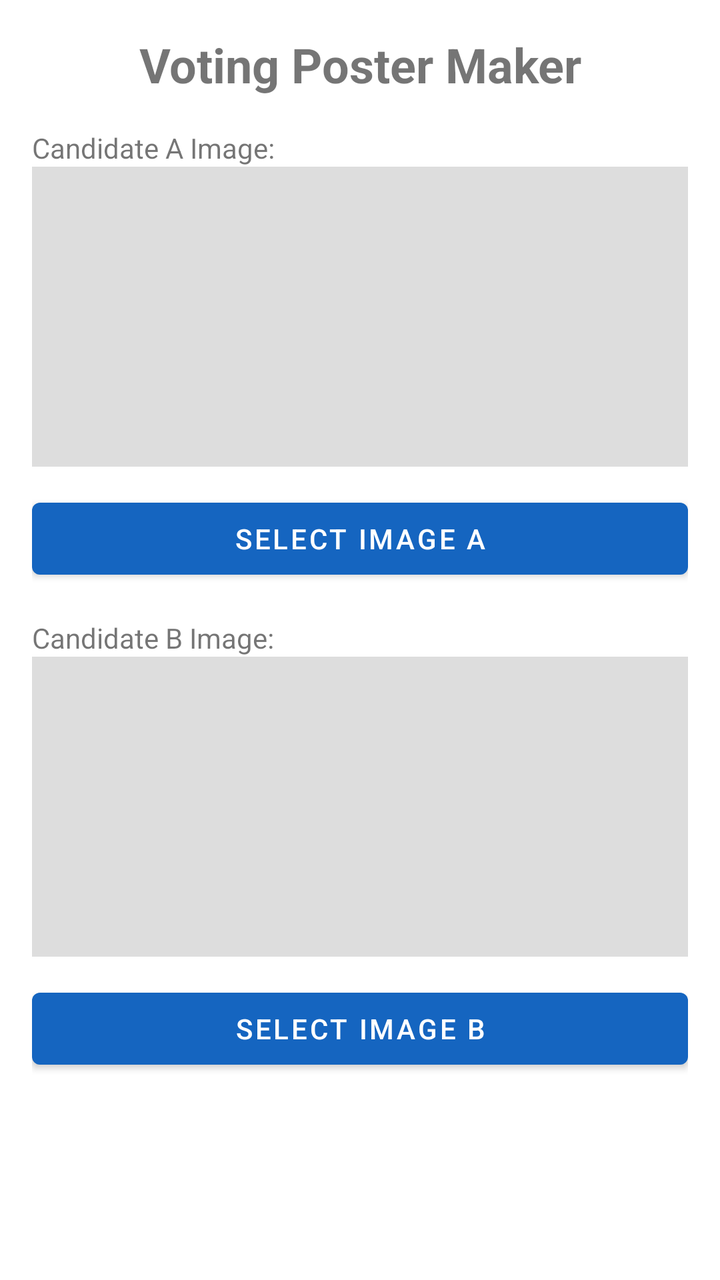
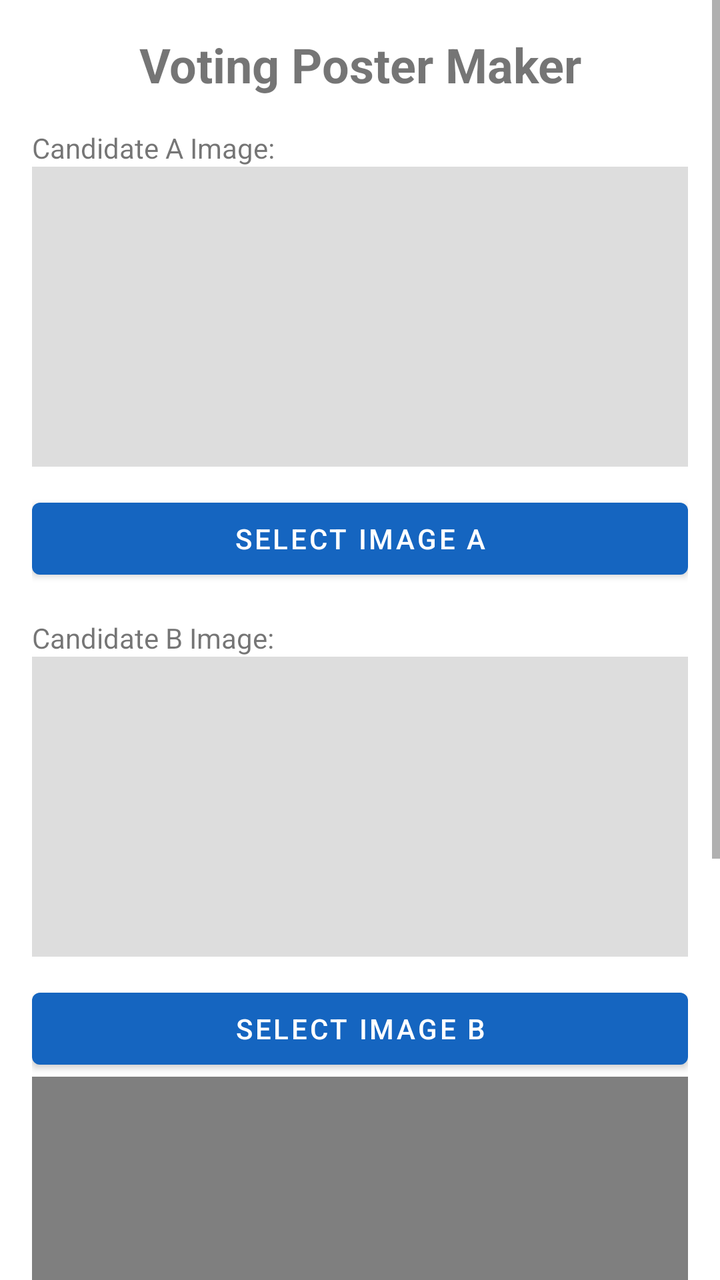

Compare the two renders of this Android layout. The source of the first and the diff that turns it into the second are given below.
<!-- AndroidManifest.xml: application theme AppTheme -->
<!-- res/layout/activity_main.xml -->
<?xml version="1.0" encoding="utf-8"?>
<ScrollView
    xmlns:android="http://schemas.android.com/apk/res/android"
    android:layout_width="match_parent"
    android:layout_height="match_parent">

    <LinearLayout
        android:orientation="vertical"
        android:padding="16dp"
        android:layout_width="match_parent"
        android:layout_height="wrap_content">

        <TextView
            android:text="Voting Poster Maker"
            android:textSize="24sp"
            android:textStyle="bold"
            android:gravity="center"
            android:layout_marginBottom="16dp"
            android:layout_width="match_parent"
            android:layout_height="wrap_content"/>

        <TextView
            android:text="Candidate A Image:"
            android:layout_width="match_parent"
            android:layout_height="wrap_content"/>

        <ImageView
            android:id="@+id/imageA"
            android:layout_width="match_parent"
            android:layout_height="150dp"
            android:scaleType="centerCrop"
            android:background="#DDDDDD"
            android:layout_marginBottom="12dp"/>

        <Button
            android:id="@+id/addButton"
            android:text="Select Image A"
            android:layout_width="match_parent"
            android:layout_height="wrap_content"
            android:layout_marginBottom="16dp"/>

        <TextView
            android:text="Candidate B Image:"
            android:layout_width="match_parent"
            android:layout_height="wrap_content"/>

        <ImageView
            android:id="@+id/imageB"
            android:layout_width="match_parent"
            android:layout_height="150dp"
            android:scaleType="centerCrop"
            android:background="#DDDDDD"
            android:layout_marginBottom="12dp"/>

        <Button
            android:id="@+id/addBButton"
            android:text="Select Image B"
            android:layout_width="match_parent"
            android:layout_height="wrap_content"/>

    </LinearLayout>
</ScrollView>
<!-- resources referenced by this layout -->
<resources>
  <style name="AppTheme" parent="Theme.MaterialComponents.DayNight.NoActionBar">
          <item name="colorPrimary">#1565C0</item>
          <item name="colorPrimaryVariant">#0D47A1</item>
          <item name="colorSecondary">#26A69A</item>
      </style>
</resources>

<!-- the commit's change to res/layout/activity_main.xml (unified diff, before → after) -->
@@ -58,5 +58,10 @@
             android:layout_width="match_parent"
             android:layout_height="wrap_content"/>
 
+        <com.awisogera.votingpostermaker.PosterView
+            android:id="@+id/posterView"
+            android:layout_width="match_parent"
+            android:layout_height="400dp" />
+
     </LinearLayout>
 </ScrollView>
